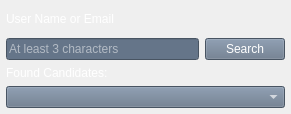
The window that src/app/gui/forms/widgetsearchuser.ui (botorabi/Meet4Eat-Desktop) describes before a commit, drawn with Qt 5.
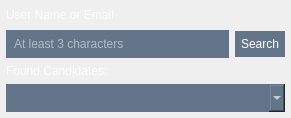
The same window after the commit.

```diff
--- a/src/app/gui/forms/widgetsearchuser.ui
+++ b/src/app/gui/forms/widgetsearchuser.ui
@@ -7,7 +7,7 @@
     <x>0</x>
     <y>0</y>
     <width>291</width>
-    <height>114</height>
+    <height>118</height>
    </rect>
   </property>
   <property name="windowTitle">
@@ -111,6 +111,12 @@
             <property name="focusPolicy">
              <enum>Qt::StrongFocus</enum>
             </property>
+            <property name="styleSheet">
+             <string notr="true">QLineEdit {
+  border-radius: 0;
+  padding: 6px;
+}</string>
+            </property>
             <property name="maxLength">
              <number>32</number>
             </property>
@@ -121,9 +127,19 @@
           </item>
           <item>
            <widget class="QPushButton" name="pushButtonSearch">
+            <property name="styleSheet">
+             <string notr="true">QPushButton {
+  border-style: outset;
+  min-width: 4em;
+  padding: 6px;
+}</string>
+            </property>
             <property name="text">
              <string>Search</string>
             </property>
+            <property name="flat">
+             <bool>true</bool>
+            </property>
            </widget>
           </item>
          </layout>
@@ -136,7 +152,14 @@
          </widget>
         </item>
         <item>
-         <widget class="QComboBox" name="comboBoxSearch"/>
+         <widget class="QComboBox" name="comboBoxSearch">
+          <property name="styleSheet">
+           <string notr="true">QComboBox {
+  border-radius: 0;
+  padding: 6px;
+}</string>
+          </property>
+         </widget>
         </item>
        </layout>
       </item>
```
Left out of the diff: 3 changed lines with no effect on the pictures.
